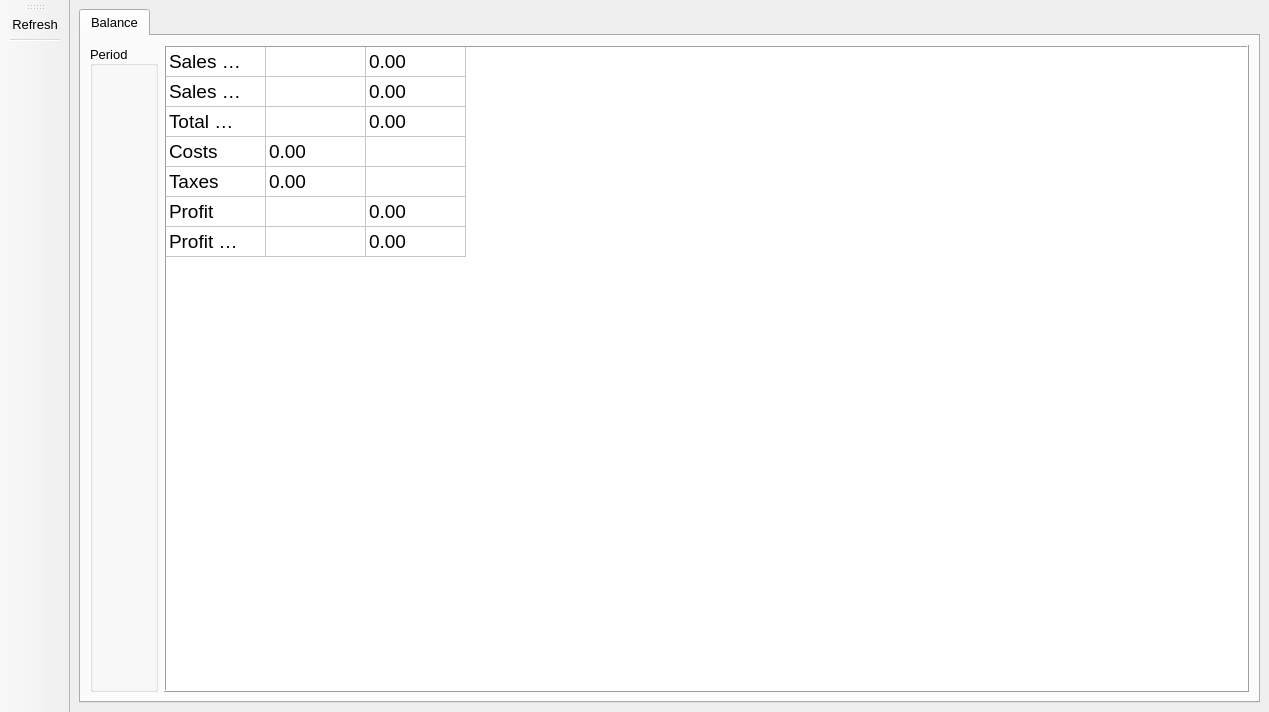
Before: the Qt Designer form gui_inventory.ui in Redent0r/Libra, drawn with Qt 5.
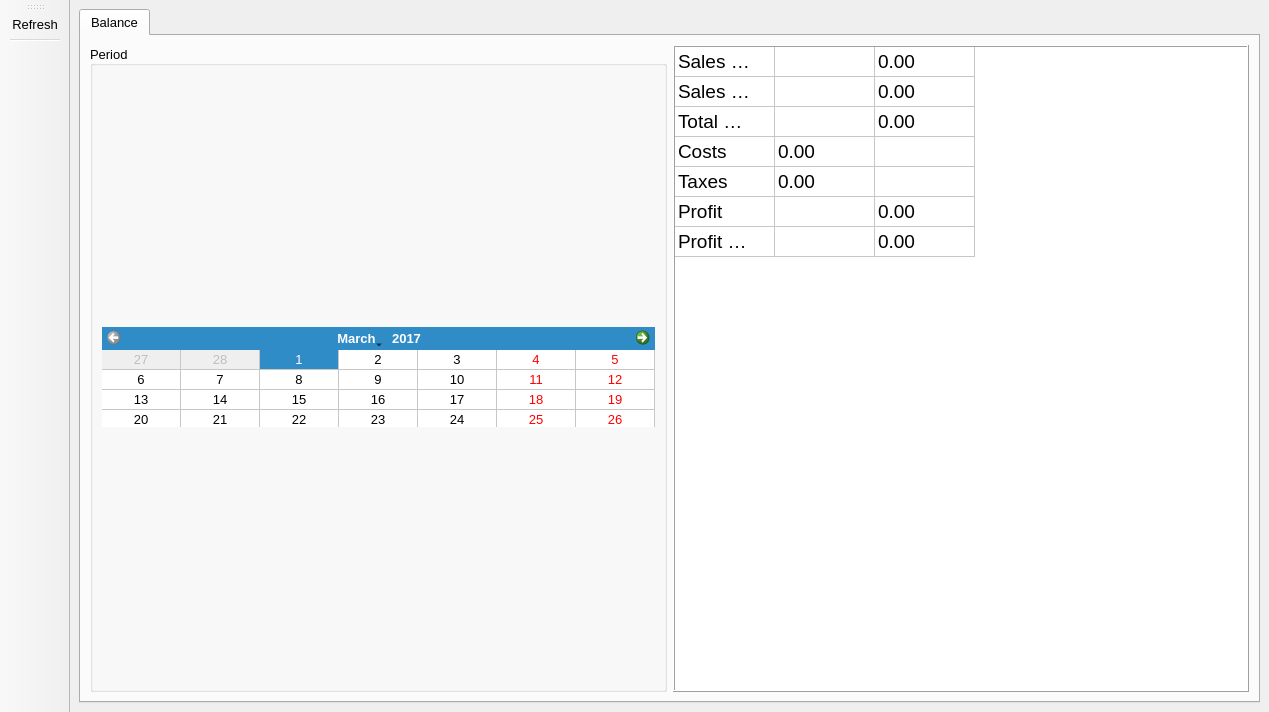
After: the same form once the commit is applied. Icons and pictures are not drawn.

Commit message: added layouts for elements to inventory gui

What changed in the file:
```diff
--- a/gui_inventory.ui
+++ b/gui_inventory.ui
@@ -110,7 +110,69 @@
                   <property name="alignment">
                    <set>Qt::AlignLeading|Qt::AlignLeft|Qt::AlignVCenter</set>
                   </property>
-                  <layout class="QHBoxLayout" name="horizontalLayout"/>
+                  <layout class="QHBoxLayout" name="horizontalLayout">
+                   <item>
+                    <widget class="QCalendarWidget" name="calBalance">
+                     <property name="sizePolicy">
+                      <sizepolicy hsizetype="MinimumExpanding" vsizetype="Fixed">
+                       <horstretch>0</horstretch>
+                       <verstretch>0</verstretch>
+                      </sizepolicy>
+                     </property>
+                     <property name="minimumSize">
+                      <size>
+                       <width>300</width>
+                       <height>0</height>
+                      </size>
+                     </property>
+                     <property name="maximumSize">
+                      <size>
+                       <width>16777215</width>
+                       <height>100</height>
+                      </size>
+                     </property>
+                     <property name="locale">
+                      <locale language="English" country="UnitedStates"/>
+                     </property>
+                     <property name="selectedDate">
+                      <date>
+                       <year>2017</year>
+                       <month>3</month>
+                       <day>1</day>
+                      </date>
+                     </property>
+                     <property name="minimumDate">
+                      <date>
+                       <year>2017</year>
+                       <month>3</month>
+                       <day>1</day>
+                      </date>
+                     </property>
+                     <property name="maximumDate">
+                      <date>
+                       <year>2100</year>
+                       <month>12</month>
+                       <day>31</day>
+                      </date>
+                     </property>
+                     <property name="firstDayOfWeek">
+                      <enum>Qt::Monday</enum>
+                     </property>
+                     <property name="gridVisible">
+                      <bool>true</bool>
+                     </property>
+                     <property name="horizontalHeaderFormat">
+                      <enum>QCalendarWidget::NoHorizontalHeader</enum>
+                     </property>
+                     <property name="verticalHeaderFormat">
+                      <enum>QCalendarWidget::NoVerticalHeader</enum>
+                     </property>
+                     <property name="navigationBarVisible">
+                      <bool>true</bool>
+                     </property>
+                    </widget>
+                   </item>
+                  </layout>
                  </widget>
                 </item>
                </layout>
```
The commit also changes 1 other file.
